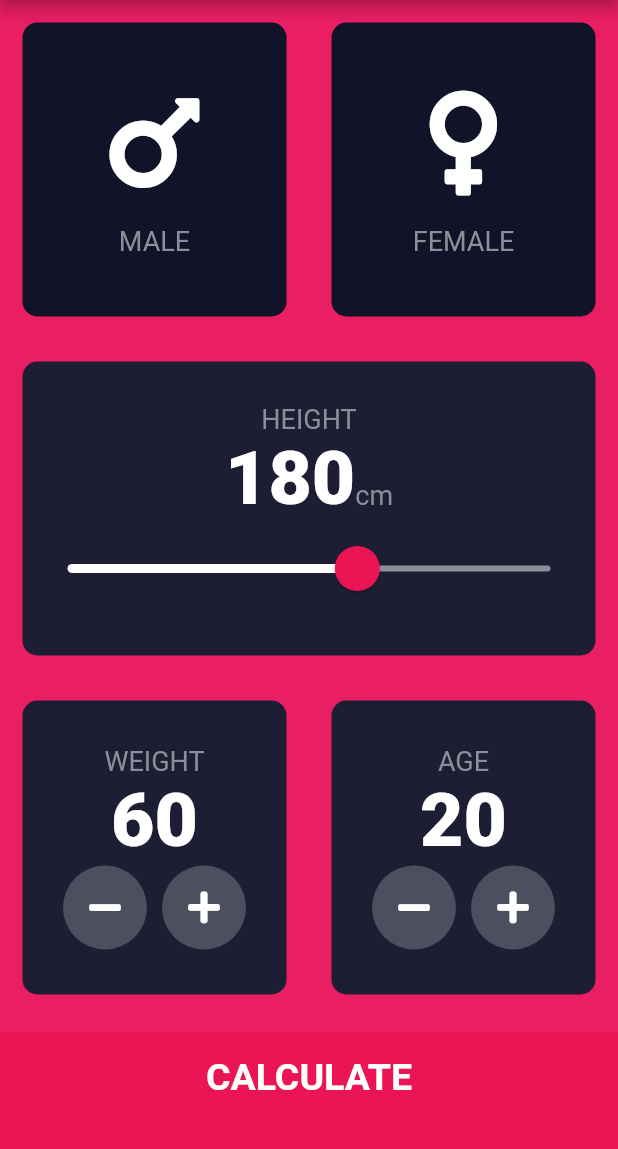
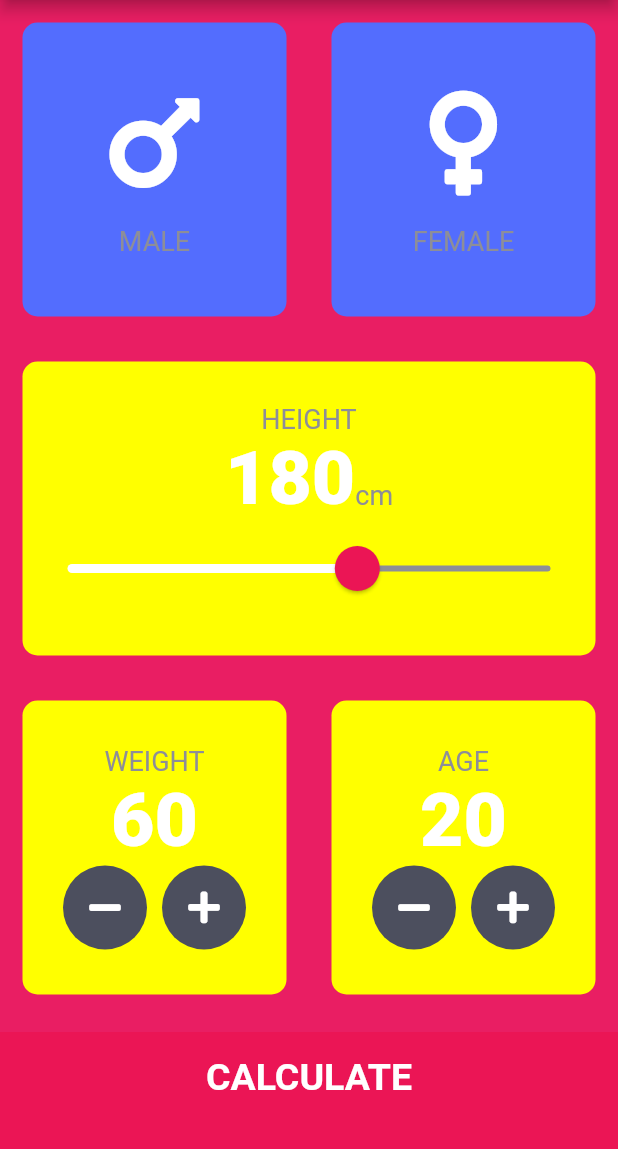
Before and after one commit to WaseemRavi/BMI-Calculator-Flutter-ADVANCED, a Flutter app: the screen it shows after launch, on a phone screen of 412 x 824 dp, the part 84-1233 px from its top. Run offline on Flutter 3.47's test engine with Material 2 defaults, Android fonts, the phone set to English and light mode, and no system bars; our stand-ins replace font_awesome_flutter.

Commit message:
Second page color changed

```diff
--- a/lib/constants.dart
+++ b/lib/constants.dart
@@ -1,8 +1,8 @@
 import 'package:flutter/material.dart';
 
 const kBottomContainerHeight = 80.0;
-const kActiveCardColour = Color(0xFF1D1E33);
-const kInactiveCardColour = Color(0xFF111328);
+const kActiveCardColour = Colors.yellowAccent;
+const kInactiveCardColour = Colors.indigoAccent;
 const kBottomContainerColour = Color(0xFFEB1555);
 
 const kLabelTextStyle = TextStyle(
```
